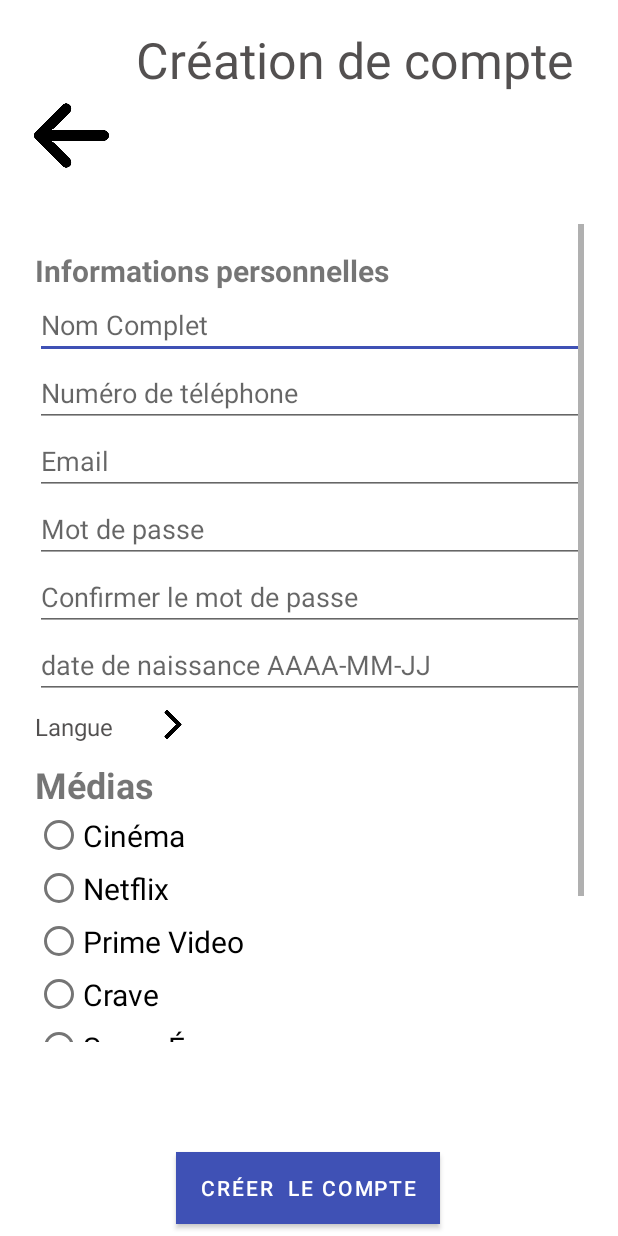
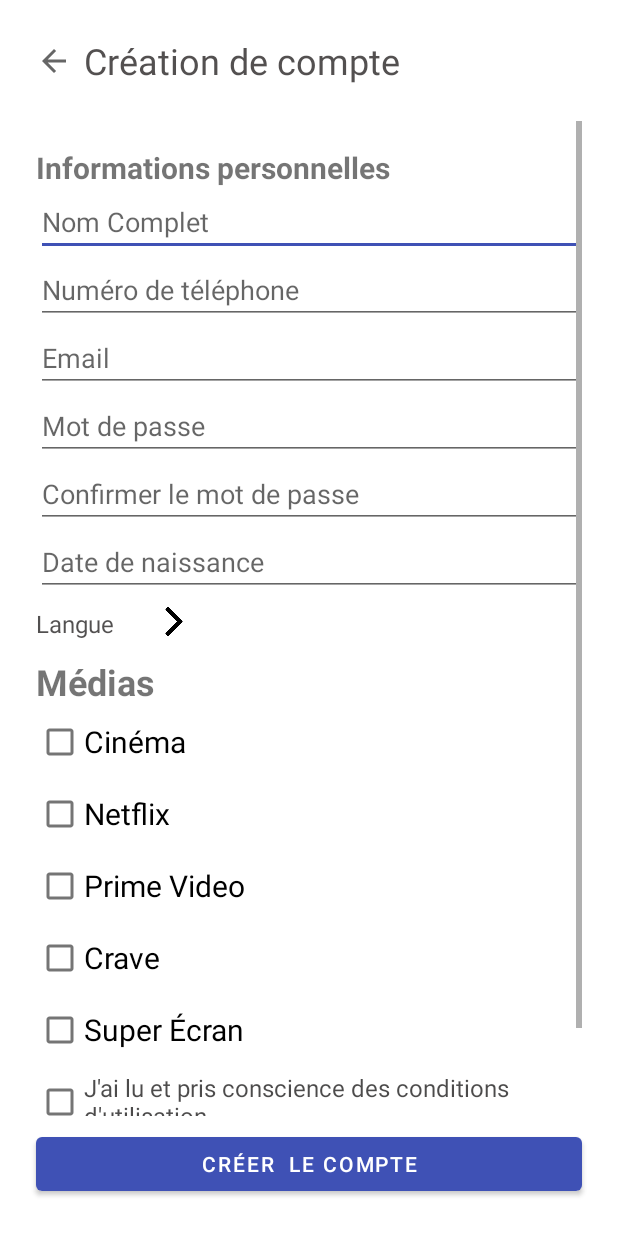
Before and after one commit to jayouimet/Devoir_04, an Android app: the CreationCompte screen opened directly, with no data from a screen before it, on a phone screen of 412 x 824 dp. Run offline under Robolectric (Android 15) with nearby library versions, the phone set to English and light mode, and no system bars.

Commit message:
matched the design of create an account with the one of parameters

```diff
--- a/Implementation/app/src/main/java/com/example/devoir4film/CreationCompte.java
+++ b/Implementation/app/src/main/java/com/example/devoir4film/CreationCompte.java
@@ -2,19 +2,30 @@ package com.example.devoir4film;
 
 import androidx.appcompat.app.AppCompatActivity;
 
+import android.app.DatePickerDialog;
 import android.content.Intent;
 import android.os.Bundle;
 import android.view.View;
 import android.widget.Button;
+import android.widget.DatePicker;
+import android.widget.EditText;
+import android.widget.ImageButton;
+
+import java.util.Calendar;
 
 public class CreationCompte extends AppCompatActivity {
 
+    private ImageButton createAccountReturnButton;
+    private EditText editTextDate;
+    private DatePickerDialog.OnDateSetListener dateSetListener;
 
     @Override
     protected void onCreate(Bundle savedInstanceState) {
         super.onCreate(savedInstanceState);
         setContentView(R.layout.activity_creation_compte);
 
+        createAccountReturnButton = findViewById(R.id.createAccountReturnButton);
+        editTextDate = findViewById(R.id.editTextDate);
         // Lorsque l'utilisateur clique sur le bouton « Créer le comte », il est amené vers la page « choisirHumeur »
         final Button button = findViewById(R.id.btCreerCompte);
         button.setOnClickListener(new View.OnClickListener() {
@@ -23,8 +34,59 @@ public class CreationCompte extends AppCompatActivity {
                 startActivity(intent);
             }
         });
+
+        createAccountReturnButton.setOnClickListener(new View.OnClickListener() {
+            @Override
+            public void onClick(View view) {
+                retourConnexionCreation();
+            }
+        });
+
+        editTextDate.setOnClickListener(new View.OnClickListener() {
+            @Override
+            public void onClick(View view) {
+                showDatePickerDialog();
+            }
+        });
+
+        editTextDate.setOnFocusChangeListener(new View.OnFocusChangeListener() {
+            @Override
+            public void onFocusChange(View view, boolean b) {
+                if (!b) return;
+                showDatePickerDialog();
+            }
+        });
+
+        dateSetListener = new DatePickerDialog.OnDateSetListener() {
+            @Override
+            public void onDateSet(DatePicker datePicker, int year, int month, int day) {
+                editTextDate.setText(
+                                (((day + 1) < 10) ? "0" : "") +
+                                day +
+                                "-" +
+                                (((month + 1) < 10) ? "0" : "") +
+                                (month + 1) +
+                                "-" +
+                                year);
+            }
+        };
     }
-    public void retourConnexionCreation(View v){
+
+    private void showDatePickerDialog() {
+        Calendar cal = Calendar.getInstance();
+        int year = cal.get(Calendar.YEAR);
+        int month = cal.get(Calendar.MONTH);
+        int day = cal.get(Calendar.DAY_OF_MONTH);
+
+        DatePickerDialog dialog = new DatePickerDialog(
+                CreationCompte.this,
+                R.style.DatePickerTheme,
+                dateSetListener,
+                year, month, day);
+        dialog.show();
+    }
+
+    public void retourConnexionCreation(){
         this.finish();
     }
 }
--- a/Implementation/app/src/main/java/com/example/devoir4film/ParametresCompte.java
+++ b/Implementation/app/src/main/java/com/example/devoir4film/ParametresCompte.java
@@ -74,7 +74,14 @@ public class ParametresCompte extends AppCompatActivity {
         dateSetListener = new DatePickerDialog.OnDateSetListener() {
             @Override
             public void onDateSet(DatePicker datePicker, int year, int month, int day) {
-                parametersDatePicker.setText(day + "-" + (((month + 1) < 10) ? "0" : "") + (month + 1) + "-" + year);
+                parametersDatePicker.setText(
+                                (((day + 1) < 10) ? "0" : "") +
+                                day +
+                                "-" +
+                                (((month + 1) < 10) ? "0" : "") +
+                                (month + 1) +
+                                "-" +
+                                year);
             }
         };
 
--- a/Implementation/app/src/main/res/layout/activity_creation_compte.xml
+++ b/Implementation/app/src/main/res/layout/activity_creation_compte.xml
@@ -6,25 +6,39 @@
     android:layout_height="match_parent"
     tools:context=".CreationCompte">
 
+    <ImageButton
+        android:id="@+id/createAccountReturnButton"
+        android:layout_width="wrap_content"
+        android:layout_height="wrap_content"
+        android:layout_marginStart="24dp"
+        android:background="?attr/actionModeCloseDrawable"
+        app:layout_constraintBottom_toBottomOf="@+id/tvCreationCompte"
+        app:layout_constraintStart_toStartOf="parent"
+        app:layout_constraintTop_toTopOf="@+id/tvCreationCompte"
+        tools:ignore="ContentDescription" />
+
     <TextView
         android:id="@+id/tvCreationCompte"
-        android:layout_width="293dp"
-        android:layout_height="56dp"
+        android:layout_width="0dp"
+        android:layout_height="wrap_content"
+        android:layout_marginStart="8dp"
+        android:layout_marginTop="24dp"
+        android:layout_marginEnd="24dp"
         android:text="Création de compte"
         android:textColor="#CB272323"
-        android:textSize="33dp"
-        app:layout_constraintBottom_toBottomOf="parent"
+        android:textSize="24sp"
         app:layout_constraintEnd_toEndOf="parent"
-        app:layout_constraintHorizontal_bias="0.764"
-        app:layout_constraintStart_toStartOf="parent"
-        app:layout_constraintTop_toTopOf="parent"
-        app:layout_constraintVertical_bias="0.023" />
+        app:layout_constraintStart_toEndOf="@+id/createAccountReturnButton"
+        app:layout_constraintTop_toTopOf="parent" />
 
     <ScrollView
         android:id="@+id/scrollView2"
-        android:layout_width="366dp"
-        android:layout_height="545dp"
-        android:layout_marginTop="2dp"
+        android:layout_width="0dp"
+        android:layout_height="0dp"
+        android:layout_marginStart="24dp"
+        android:layout_marginTop="24dp"
+        android:layout_marginEnd="24dp"
+        android:layout_marginBottom="8dp"
         app:layout_constraintBottom_toTopOf="@+id/btCreerCompte"
         app:layout_constraintEnd_toEndOf="parent"
         app:layout_constraintStart_toStartOf="parent"
@@ -57,7 +71,7 @@
             <EditText
                 android:id="@+id/editTextTextPersonName"
                 android:layout_width="match_parent"
-                android:layout_height="45dp"
+                android:layout_height="wrap_content"
                 android:ems="10"
                 android:hint="Nom Complet"
                 android:inputType="textPersonName" />
@@ -66,7 +80,7 @@
             <EditText
                 android:id="@+id/editTextPhone"
                 android:layout_width="match_parent"
-                android:layout_height="45dp"
+                android:layout_height="wrap_content"
                 android:ems="10"
                 android:hint="Numéro de téléphone"
                 android:inputType="phone" />
@@ -74,7 +88,7 @@
             <EditText
                 android:id="@+id/editTextTextEmailAddress"
                 android:layout_width="match_parent"
-                android:layout_height="45dp"
+                android:layout_height="wrap_content"
                 android:ems="10"
                 android:hint="Email"
                 android:inputType="textEmailAddress" />
@@ -82,7 +96,7 @@
             <EditText
                 android:id="@+id/editTextTextPassword"
                 android:layout_width="match_parent"
-                android:layout_height="45dp"
+                android:layout_height="wrap_content"
                 android:ems="10"
                 android:hint="Mot de passe"
                 android:inputType="textPassword" />
@@ -91,7 +105,7 @@
             <EditText
                 android:id="@+id/editTextTextPasswordConfirmer"
                 android:layout_width="match_parent"
-                android:layout_height="45dp"
+                android:layout_height="wrap_content"
                 android:ems="10"
                 android:hint="Confirmer le mot de passe"
                 android:inputType="textPassword" />
@@ -99,10 +113,14 @@
             <EditText
                 android:id="@+id/editTextDate"
                 android:layout_width="match_parent"
-                android:layout_height="45dp"
+                android:layout_height="wrap_content"
+                android:clickable="false"
+                android:cursorVisible="false"
                 android:ems="10"
-                android:hint="date de naissance AAAA-MM-JJ"
-                android:inputType="date" />
+                android:focusable="false"
+                android:focusableInTouchMode="false"
+                android:hint="Date de naissance"
+                android:inputType="none" />
 
             <TextView
 
@@ -114,7 +132,7 @@
                 android:textSize="16sp"></TextView>
 
             <LinearLayout
-                android:layout_width="356dp"
+                android:layout_width="match_parent"
                 android:layout_height="match_parent"
                 android:orientation="horizontal">
 
@@ -135,60 +153,60 @@
             </LinearLayout>
 
             <LinearLayout
-                android:layout_width="356dp"
+                android:layout_width="match_parent"
                 android:layout_height="match_parent"
                 android:orientation="horizontal" />
 
             <TextView
                 android:id="@+id/tvMedias"
-                android:layout_width="371dp"
+                android:layout_width="match_parent"
                 android:layout_height="wrap_content"
                 android:text="Médias"
                 android:textSize="24sp"
                 android:textStyle="bold"></TextView>
 
-            <RadioButton
-                android:id="@+id/radioButtonCinema"
+            <CheckBox
+                android:id="@+id/newAccChkButtonCinema"
                 android:layout_width="match_parent"
-                android:layout_height="35dp"
+                android:layout_height="wrap_content"
                 android:text="Cinéma"
                 android:textSize="20sp"
                 tools:layout_editor_absoluteX="65dp" />
 
-            <RadioButton
-                android:id="@+id/radioButtonNetflix"
+            <CheckBox
+                android:id="@+id/newAccChkButtonNetflix"
                 android:layout_width="match_parent"
-                android:layout_height="35dp"
+                android:layout_height="wrap_content"
                 android:text="Netflix"
                 android:textSize="20sp"
                 tools:layout_editor_absoluteX="65dp" />
 
-            <RadioButton
-                android:id="@+id/radioButtonPrimeVideo"
+            <CheckBox
+                android:id="@+id/newAccChkButtonPrimeVideo"
                 android:layout_width="match_parent"
-                android:layout_height="35dp"
+                android:layout_height="wrap_content"
                 android:text="Prime Video"
                 android:textSize="20sp"
                 tools:layout_editor_absoluteX="65dp" />
 
-            <RadioButton
-                android:id="@+id/radioButtonCrave"
+            <CheckBox
+                android:id="@+id/newAccChkButtonCrave"
                 android:layout_width="match_parent"
-                android:layout_height="35dp"
+                android:layout_height="wrap_content"
                 android:text="Crave"
                 android:textSize="20sp"
                 tools:layout_editor_absoluteX="65dp" />
 
-            <RadioButton
-                android:id="@+id/radioButtonSuperEcran"
+            <CheckBox
+                android:id="@+id/newAccChkButtonSuperEcran"
                 android:layout_width="match_parent"
-                android:layout_height="35dp"
+                android:layout_height="wrap_content"
                 android:text="Super Écran"
                 android:textSize="20sp"
                 tools:layout_editor_absoluteX="65dp" />
 
-            <RadioButton
-                android:id="@+id/radioButtonConditionsUtilisation"
+            <CheckBox
+                android:id="@+id/chkConditionsUtilisation"
                 android:layout_width="match_parent"
                 android:layout_height="wrap_content"
                 android:text="J'ai lu et pris conscience des conditions d'utilisation"
@@ -204,33 +222,19 @@
 
         </LinearLayout>
     </ScrollView>
+
     <Button
         android:id="@+id/btCreerCompte"
-        android:layout_width="wrap_content"
+        android:layout_width="0dp"
         android:layout_height="wrap_content"
-        android:layout_marginBottom="8dp"
-        android:background="#FFFFFF"
-        android:backgroundTint="#AF2C2C"
+        android:layout_marginStart="24dp"
+        android:layout_marginEnd="24dp"
+        android:layout_marginBottom="24dp"
         android:text="Créer  le compte"
         app:layout_constraintBottom_toBottomOf="parent"
         app:layout_constraintEnd_toEndOf="parent"
         app:layout_constraintHorizontal_bias="0.497"
-        app:layout_constraintStart_toStartOf="parent"
-        app:layout_constraintTop_toBottomOf="@+id/scrollviewfilm" />
-
-    <ImageView
-        android:id="@+id/goback"
-        android:layout_width="50dp"
-        android:layout_height="54dp"
-        android:layout_marginTop="40dp"
-        android:layout_marginBottom="9dp"
-        android:onClick="retourConnexionCreation"
-        app:layout_constraintBottom_toTopOf="@+id/scrollView2"
-        app:layout_constraintEnd_toStartOf="@+id/tvCreationCompte"
-        app:layout_constraintHorizontal_bias="0.565"
-        app:layout_constraintStart_toStartOf="parent"
-        app:layout_constraintTop_toTopOf="parent"
-        app:srcCompat="@drawable/arrow" />
+        app:layout_constraintStart_toStartOf="parent" />
 
 
 </androidx.constraintlayout.widget.ConstraintLayout>
--- a/Implementation/app/src/main/res/layout/activity_parametres_compte.xml
+++ b/Implementation/app/src/main/res/layout/activity_parametres_compte.xml
@@ -126,10 +126,13 @@
                 android:id="@+id/parametersDatePicker"
                 android:layout_width="match_parent"
                 android:layout_height="wrap_content"
-                android:editable="false"
                 android:ems="10"
                 android:hint="Date de naissance"
                 android:inputType="none"
+                android:clickable="false"
+                android:cursorVisible="false"
+                android:focusable="false"
+                android:focusableInTouchMode="false"
                 android:text="24-06-1965" />
 
 
```
